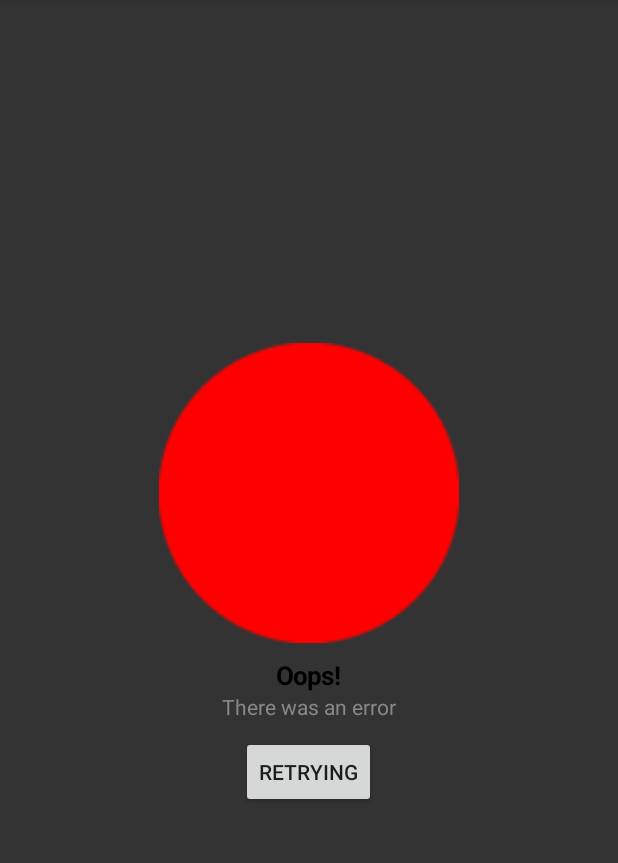
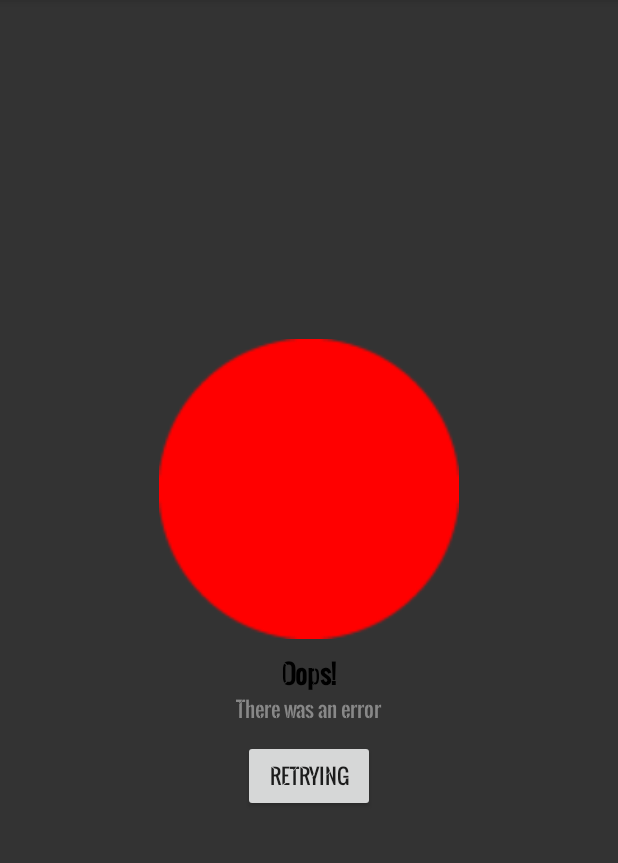
Before and after one commit to wabir/AcsUtils, an Android app: the screen it shows after launch (MainActivity), after a tap on "LOAD CONTENT", on a phone screen of 412 x 824 dp, the part 84-947 px from its top. Run offline under Robolectric (Android 15) with nearby library versions, the phone set to English and light mode, and no system bars; 3 other taps on this screen came first.

```diff
--- a/library/src/main/java/acs/utils/Acs.java
+++ b/library/src/main/java/acs/utils/Acs.java
@@ -1,6 +1,9 @@
 package acs.utils;
 
 import android.content.Context;
+import android.graphics.Typeface;
+import android.util.Log;
+import android.widget.TextView;
 
 public class Acs{
 
@@ -23,4 +26,20 @@ public class Acs{
         return Math.round(dp * ctx.getResources().getDisplayMetrics().scaledDensity);
     }
 
+    // Asignar tipo de fuente a un TextView
+    public static void setFont(Context ctx, TextView tv, String font, int style){
+        if(font != null && !font.isEmpty()){
+            Typeface type = null;
+            try{
+                type = Typeface.createFromAsset(ctx.getAssets(), font);
+            } catch (Exception e){
+                Log.e("ACS", "Error al asignar fuente", e);
+            }
+            tv.setTypeface(type, style);
+        }
+    }
+    public static void setFont(Context ctx, TextView tv, String font){
+        setFont(ctx, tv, font, Typeface.NORMAL);
+    }
+
 }
--- a/library/src/main/java/acs/utils/AcsBox.java
+++ b/library/src/main/java/acs/utils/AcsBox.java
@@ -48,6 +48,8 @@ public class AcsBox extends RelativeLayout {
 
     private int mSpacing            = Acs.px(getContext(), 10);
 
+    private String mFont            = "";
+
     // Vistas
     private LinearLayout mBox;
     private ProgressBar mLoading;
@@ -91,6 +93,8 @@ public class AcsBox extends RelativeLayout {
         mButtonText     = defString(a.getString(R.styleable.AcsBox_buttonText), mButtonText);
 
         mSpacing       = (int) a.getDimension(R.styleable.AcsBox_spacing, mSpacing);
+
+        mFont           = a.getString(R.styleable.AcsBox_font);
 
         a.recycle();
     }
@@ -173,8 +177,9 @@ public class AcsBox extends RelativeLayout {
         TextView textView = new TextView(ctx);
         textView.setTextColor(mTitleColor);
         textView.setTextSize(Acs.dp(ctx, mTitleSize));
-        textView.setTypeface(null, Typeface.BOLD);
+        //textView.setTypeface(null, Typeface.BOLD);
         textView.setLayoutParams(new LinearLayout.LayoutParams(LinearLayout.LayoutParams.WRAP_CONTENT, LinearLayout.LayoutParams.WRAP_CONTENT));
+        Acs.setFont(ctx, textView, mFont, Typeface.BOLD);
         return textView;
     }
 
@@ -183,6 +188,7 @@ public class AcsBox extends RelativeLayout {
         textView.setTextColor(mSubtitleColor);
         textView.setTextSize(Acs.dp(ctx, mSubtitleSize));
         textView.setLayoutParams(new LinearLayout.LayoutParams(LinearLayout.LayoutParams.WRAP_CONTENT, LinearLayout.LayoutParams.WRAP_CONTENT));
+        Acs.setFont(ctx, textView, mFont);
         return textView;
     }
 
@@ -194,6 +200,7 @@ public class AcsBox extends RelativeLayout {
         lp.topMargin = mSpacing;
 
         button.setLayoutParams(lp);
+        Acs.setFont(ctx, button, mFont);
         return button;
     }
 
--- a/library/src/main/java/acs/utils/AcsButton.java
+++ b/library/src/main/java/acs/utils/AcsButton.java
@@ -13,6 +13,7 @@ import android.graphics.drawable.GradientDrawable;
 import android.graphics.drawable.RippleDrawable;
 import android.graphics.drawable.StateListDrawable;
 import android.os.Build;
+import android.os.StrictMode;
 import android.support.annotation.ColorInt;
 import android.support.annotation.ColorRes;
 import android.text.TextUtils;
@@ -56,6 +57,8 @@ public class AcsButton extends LinearLayout{
     private int mIconMarginTop              = 0;
     private int mIconMarginBottom           = 0;
     private boolean mIconTop                = false;
+
+    private String mFont                    = "";
 
     private ProgressBar mLoadingView;
     private ImageView mIconView;
@@ -111,6 +114,8 @@ public class AcsButton extends LinearLayout{
         mIconMarginTop      = (int)a.getDimension(R.styleable.AcsButton_ab_iconMarginTop, mIconMarginTop);
         mIconMarginBottom   = (int)a.getDimension(R.styleable.AcsButton_ab_iconMarginBottom, mIconMarginBottom);
         mIconTop            = a.getBoolean(R.styleable.AcsButton_ab_iconTop, mIconTop);
+
+        mFont               = a.getString(R.styleable.AcsButton_font);
 
         if(mTextAllCaps){
             mText           = mText.toUpperCase();
@@ -347,12 +352,13 @@ public class AcsButton extends LinearLayout{
         textView.setText(mText);
         textView.setTextColor(mTextColor);
         textView.setTextSize(pxToSp(mTextSize));
-        textView.setTypeface(null, mTextBold ? Typeface.BOLD : Typeface.NORMAL);
+        //textView.setTypeface(null, mTextBold ? Typeface.BOLD : Typeface.NORMAL);
         textView.setLayoutParams(new LayoutParams(LayoutParams.WRAP_CONTENT, LayoutParams.WRAP_CONTENT));
         if(mTextSingleLine){
             textView.setEllipsize(TextUtils.TruncateAt.END);
             textView.setSingleLine();
         }
+        Acs.setFont(ctx, textView, mFont, mTextBold ? Typeface.BOLD : Typeface.NORMAL);
         return textView;
     }
 
--- a/library/src/main/java/acs/utils/AcsLock.java
+++ b/library/src/main/java/acs/utils/AcsLock.java
@@ -5,6 +5,7 @@ import android.animation.ValueAnimator;
 import android.content.Context;
 import android.content.res.TypedArray;
 import android.graphics.Color;
+import android.graphics.Typeface;
 import android.graphics.drawable.GradientDrawable;
 import android.support.annotation.ColorInt;
 import android.support.annotation.ColorRes;
@@ -62,6 +63,8 @@ public class AcsLock extends RelativeLayout implements View.OnTouchListener {
     private int mThumbPaddingBottom     = 0;
 
     private int mTolerance              = 0; // Tolerancia Slide
+
+    private String mFont                = "";
 
     // Views
     private LinearLayout mThumbView;
@@ -142,6 +145,8 @@ public class AcsLock extends RelativeLayout implements View.OnTouchListener {
         mThumbPaddingBottom     = (int) a.getDimension(R.styleable.AcsLock_al_thumbPaddingBottom, mThumbPaddingBottom);
 
         mTolerance              = (int) a.getDimension(R.styleable.AcsLock_al_tolerance, mTolerance);
+
+        mFont                   = a.getString(R.styleable.AcsLock_font);
 
         if(mThumbTextOff != null && mThumbTextOn == null)
             mThumbTextOn = mThumbTextOff;
@@ -240,6 +245,7 @@ public class AcsLock extends RelativeLayout implements View.OnTouchListener {
         textView.setTextColor(mThumbTextColorOff);
         textView.setLines(1);
         textView.setTextSize(toDP(mThumbTextSize));
+        Acs.setFont(ctx, textView, mFont);
         return textView;
     }
 
--- a/library/src/main/java/acs/utils/AcsToast.java
+++ b/library/src/main/java/acs/utils/AcsToast.java
@@ -43,6 +43,7 @@ public class AcsToast{
         public int iconColor        = 0;
         public int iconMarginLeft   = 0;
         public int iconMarginRight  = 0;
+        public String font          = "";
     }
 
     /**
@@ -106,8 +107,10 @@ public class AcsToast{
             TextView titleView = new TextView(ctx);
             titleView.setText(message);
             titleView.setTextColor(stg.textColor);
-            titleView.setTypeface(null, stg.textBold ? Typeface.BOLD : Typeface.NORMAL);
+            //titleView.setTypeface(null, stg.textBold ? Typeface.BOLD : Typeface.NORMAL);
             titleView.setTextSize(stg.textSize);
+
+            Acs.setFont(ctx, titleView, stg.font, stg.textBold ? Typeface.BOLD : Typeface.NORMAL);
 
             root.addView(titleView);
         }
--- a/library/src/main/res/values/attrs.xml
+++ b/library/src/main/res/values/attrs.xml
@@ -1,5 +1,7 @@
 <?xml version="1.0" encoding="utf-8"?>
 <resources>
+
+    <attr name="font" format="string"/>
 
     <declare-styleable name="AcsBox">
         <attr name="bgColor" format="color"/>
@@ -26,6 +28,8 @@
         <attr name="buttonText" format="reference"/>
 
         <attr name="spacing" format="dimension"/>
+
+        <attr name="font"/>
     </declare-styleable>
 
     <declare-styleable name="AcsButton">
@@ -58,6 +62,8 @@
         <attr name="ab_iconMarginTop" format="dimension"/>
         <attr name="ab_iconMarginBottom" format="dimension"/>
         <attr name="ab_iconTop" format="boolean"/>
+
+        <attr name="font"/>
     </declare-styleable>
 
     <declare-styleable name="AcsLock">
@@ -99,6 +105,7 @@
 
         <attr name="al_tolerance" format="dimension"/>
 
+        <attr name="font"/>
     </declare-styleable>
 
     <declare-styleable name="AcsRating">
--- a/sample/src/main/java/acs/utils/sample/MainActivity.java
+++ b/sample/src/main/java/acs/utils/sample/MainActivity.java
@@ -145,6 +145,7 @@ public class MainActivity extends AppCompatActivity implements View.OnClickListe
         stg.borderWidth = 0;
         stg.borderColor = Color.BLACK;
         stg.elevation = 4;
+        stg.font = "fonts/general.ttf";
                 /*stg.gravity         = Gravity.CENTER;
                 stg.width           = -2;
                 //stg.height          = Acs.spToPx(this, 100);
--- a/sample/src/main/res/layout/activity_main.xml
+++ b/sample/src/main/res/layout/activity_main.xml
@@ -9,7 +9,8 @@
     acs:bgColor="#333"
     acs:loadingColor="#FFF"
     acs:iconSize="200dp"
-    acs:iconColor="#f00">
+    acs:iconColor="#f00"
+    acs:font="fonts/general.ttf">
 
     <LinearLayout
         android:layout_width="match_parent"
@@ -47,7 +48,8 @@
                 acs:ab_radius="5dp"
                 acs:ab_icon="@drawable/ic_facebook"
                 acs:ab_iconSize="20dp"
-                acs:ab_iconTop="true"/>
+                acs:ab_iconTop="true"
+                acs:font="fonts/general.ttf"/>
 
             <acs.utils.AcsButton
                 android:id="@+id/btn_circle_text"
@@ -123,7 +125,8 @@
             acs:ab_radius="5dp"
             acs:ab_icon="@drawable/ic_facebook"
             acs:ab_iconSize="20dp"
-            acs:ab_iconMarginRight="10dp"/>
+            acs:ab_iconMarginRight="10dp"
+            acs:font="fonts/general.ttf"/>
 
         <Button
             android:id="@+id/load"
@@ -156,7 +159,8 @@
             acs:al_thumbBorderColorOff="#F00"
             acs:al_thumbPaddingLeft="10dp"
             acs:al_thumbPaddingRight="10dp"
-            acs:al_tolerance="10dp"/>
+            acs:al_tolerance="10dp"
+            acs:font="fonts/general.ttf"/>
 
         <acs.utils.AcsLock
             android:id="@+id/lock_nav"
```
Also changed, not shown: sample/src/main/assets/fonts/general.ttf (added).
